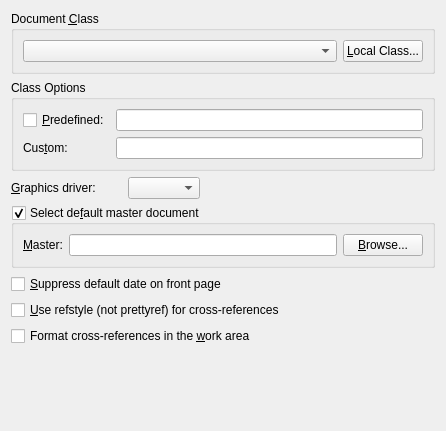
The window that src/frontends/qt/ui/LaTeXUi.ui (kojiOnHill/lyx) describes before a commit, drawn with Qt 5.
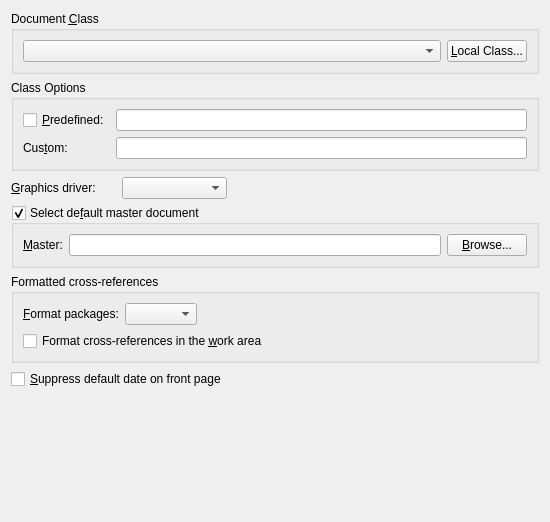
The same window after the commit. Custom widgets are drawn as their Qt base class.

Commit message:
Rename buffer param \use_refstyle to \crossref_package
that takes a string ("prettyref" or "refstyle") rather than
a boolean value.

This is in preparation for additional options.

Diff of the .ui file:
```diff
--- a/src/frontends/qt/ui/LaTeXUi.ui
+++ b/src/frontends/qt/ui/LaTeXUi.ui
@@ -6,84 +6,15 @@
    <rect>
     <x>0</x>
     <y>0</y>
-    <width>446</width>
-    <height>431</height>
+    <width>550</width>
+    <height>522</height>
    </rect>
   </property>
   <property name="windowTitle">
    <string/>
   </property>
   <layout class="QGridLayout" name="gridLayout_2">
-   <item row="2" column="0">
-    <widget class="QLabel" name="psdriverL">
-     <property name="text">
-      <string>&amp;Graphics driver:</string>
-     </property>
-     <property name="buddy">
-      <cstring>psdriverCO</cstring>
-     </property>
-    </widget>
-   </item>
-   <item row="2" column="2">
-    <widget class="QComboBox" name="psdriverCO">
-     <property name="inputMethodHints">
-      <set>Qt::ImhDigitsOnly|Qt::ImhLatinOnly</set>
-     </property>
-     <property name="duplicatesEnabled">
-      <bool>false</bool>
-     </property>
-    </widget>
-   </item>
-   <item row="5" column="0" colspan="4">
-    <widget class="QCheckBox" name="refstyleCB">
-     <property name="text">
-      <string>&amp;Use refstyle (not prettyref) for cross-references</string>
-     </property>
-    </widget>
-   </item>
-   <item row="7" column="1">
-    <spacer name="verticalSpacer">
-     <property name="orientation">
-      <enum>Qt::Vertical</enum>
-     </property>
-     <property name="sizeHint" stdset="0">
-      <size>
-       <width>20</width>
-       <height>2</height>
-      </size>
-     </property>
-    </spacer>
-   </item>
-   <item row="4" column="0" colspan="4">
-    <widget class="QCheckBox" name="suppressDateCB">
-     <property name="enabled">
-      <bool>true</bool>
-     </property>
-     <property name="sizePolicy">
-      <sizepolicy hsizetype="Preferred" vsizetype="Fixed">
-       <horstretch>0</horstretch>
-       <verstretch>0</verstretch>
-      </sizepolicy>
-     </property>
-     <property name="text">
-      <string>&amp;Suppress default date on front page</string>
-     </property>
-    </widget>
-   </item>
-   <item row="2" column="3">
-    <spacer name="horizontalSpacer_1">
-     <property name="orientation">
-      <enum>Qt::Horizontal</enum>
-     </property>
-     <property name="sizeHint" stdset="0">
-      <size>
-       <width>261</width>
-       <height>22</height>
-      </size>
-     </property>
-    </spacer>
-   </item>
-   <item row="0" column="0" colspan="4">
+   <item row="0" column="0" colspan="3">
     <widget class="QGroupBox" name="groupBox">
      <property name="title">
       <string>Document &amp;Class</string>
@@ -121,52 +52,7 @@
      </layout>
     </widget>
    </item>
-   <item row="3" column="0" colspan="4">
-    <widget class="QGroupBox" name="childDocGB">
-     <property name="toolTip">
-      <string>Select if the current document is included to a master file</string>
-     </property>
-     <property name="statusTip">
-      <string/>
-     </property>
-     <property name="title">
-      <string>Select de&amp;fault master document</string>
-     </property>
-     <property name="flat">
-      <bool>true</bool>
-     </property>
-     <property name="checkable">
-      <bool>true</bool>
-     </property>
-     <layout class="QGridLayout">
-      <item row="0" column="0">
-       <widget class="QLabel" name="childDocLA">
-        <property name="text">
-         <string>&amp;Master:</string>
-        </property>
-        <property name="buddy">
-         <cstring>childDocLE</cstring>
-        </property>
-       </widget>
-      </item>
-      <item row="0" column="2">
-       <widget class="QPushButton" name="childDocPB">
-        <property name="text">
-         <string>&amp;Browse...</string>
-        </property>
-       </widget>
-      </item>
-      <item row="0" column="1">
-       <widget class="QLineEdit" name="childDocLE">
-        <property name="toolTip">
-         <string>Enter the name of the default master document</string>
-        </property>
-       </widget>
-      </item>
-     </layout>
-    </widget>
-   </item>
-   <item row="1" column="0" colspan="4">
+   <item row="1" column="0" colspan="3">
     <widget class="QGroupBox" name="optionsGB">
      <property name="title">
       <string>Class Options</string>
@@ -218,16 +104,162 @@
      </layout>
     </widget>
    </item>
-   <item row="6" column="0" colspan="4">
-    <widget class="QCheckBox" name="refFormattedCB">
+   <item row="2" column="0">
+    <widget class="QLabel" name="psdriverL">
+     <property name="text">
+      <string>&amp;Graphics driver:</string>
+     </property>
+     <property name="buddy">
+      <cstring>psdriverCO</cstring>
+     </property>
+    </widget>
+   </item>
+   <item row="2" column="1">
+    <widget class="QComboBox" name="psdriverCO">
+     <property name="inputMethodHints">
+      <set>Qt::ImhDigitsOnly|Qt::ImhLatinOnly</set>
+     </property>
+     <property name="duplicatesEnabled">
+      <bool>false</bool>
+     </property>
+    </widget>
+   </item>
+   <item row="2" column="2">
+    <spacer name="horizontalSpacer_1">
+     <property name="orientation">
+      <enum>Qt::Horizontal</enum>
+     </property>
+     <property name="sizeHint" stdset="0">
+      <size>
+       <width>261</width>
+       <height>22</height>
+      </size>
+     </property>
+    </spacer>
+   </item>
+   <item row="3" column="0" colspan="3">
+    <widget class="QGroupBox" name="childDocGB">
      <property name="toolTip">
-      <string>Attempt to display formatted cross-references as they would appear in the output, e.g., as &quot;Theorem 1&quot; rather than just as the label.</string>
+      <string>Select if the current document is included to a master file</string>
+     </property>
+     <property name="statusTip">
+      <string/>
+     </property>
+     <property name="title">
+      <string>Select de&amp;fault master document</string>
+     </property>
+     <property name="flat">
+      <bool>true</bool>
+     </property>
+     <property name="checkable">
+      <bool>true</bool>
+     </property>
+     <layout class="QGridLayout">
+      <item row="0" column="0">
+       <widget class="QLabel" name="childDocLA">
+        <property name="text">
+         <string>&amp;Master:</string>
+        </property>
+        <property name="buddy">
+         <cstring>childDocLE</cstring>
+        </property>
+       </widget>
+      </item>
+      <item row="0" column="2">
+       <widget class="QPushButton" name="childDocPB">
+        <property name="text">
+         <string>&amp;Browse...</string>
+        </property>
+       </widget>
+      </item>
+      <item row="0" column="1">
+       <widget class="QLineEdit" name="childDocLE">
+        <property name="toolTip">
+         <string>Enter the name of the default master document</string>
+        </property>
+       </widget>
+      </item>
+     </layout>
+    </widget>
+   </item>
+   <item row="4" column="0" colspan="3">
+    <widget class="QGroupBox" name="xrefGB">
+     <property name="title">
+      <string>Formatted cross-references</string>
+     </property>
+     <layout class="QGridLayout" name="gridLayout_3">
+      <item row="0" column="0">
+       <layout class="QHBoxLayout" name="horizontalLayout">
+        <item>
+         <widget class="QLabel" name="xrefPackageLA">
+          <property name="text">
+           <string>&amp;Format packages:</string>
+          </property>
+          <property name="buddy">
+           <cstring>xrefPackageCO</cstring>
+          </property>
+         </widget>
+        </item>
+        <item>
+         <widget class="QComboBox" name="xrefPackageCO"/>
+        </item>
+        <item>
+         <spacer name="horizontalSpacer">
+          <property name="orientation">
+           <enum>Qt::Horizontal</enum>
+          </property>
+          <property name="sizeHint" stdset="0">
+           <size>
+            <width>40</width>
+            <height>20</height>
+           </size>
+          </property>
+         </spacer>
+        </item>
+       </layout>
+      </item>
+      <item row="1" column="0">
+       <widget class="QCheckBox" name="refFormattedCB">
+        <property name="toolTip">
+         <string>Attempt to display formatted cross-references as they would appear in the output, e.g., as &quot;Theorem 1&quot; rather than just as the label.</string>
+        </property>
+        <property name="text">
+         <string>Format cross-references in the &amp;work area</string>
+        </property>
+       </widget>
+      </item>
+     </layout>
+    </widget>
+   </item>
+   <item row="5" column="0" colspan="2">
+    <widget class="QCheckBox" name="suppressDateCB">
+     <property name="enabled">
+      <bool>true</bool>
+     </property>
+     <property name="sizePolicy">
+      <sizepolicy hsizetype="Preferred" vsizetype="Fixed">
+       <horstretch>0</horstretch>
+       <verstretch>0</verstretch>
+      </sizepolicy>
      </property>
      <property name="text">
-      <string>Format cross-references in the &amp;work area</string>
+      <string>&amp;Suppress default date on front page</string>
      </property>
     </widget>
    </item>
+   <item row="6" column="0">
+    <spacer name="verticalSpacer">
+     <property name="orientation">
+      <enum>Qt::Vertical</enum>
+     </property>
+     <property name="sizeHint" stdset="0">
+      <size>
+       <width>20</width>
+       <height>2</height>
+      </size>
+     </property>
+    </spacer>
+   </item>
   </layout>
  </widget>
  <customwidgets>
```
Left out of the diff: 1 changed line with no effect on the pictures. The commit also changes 14 other files.
